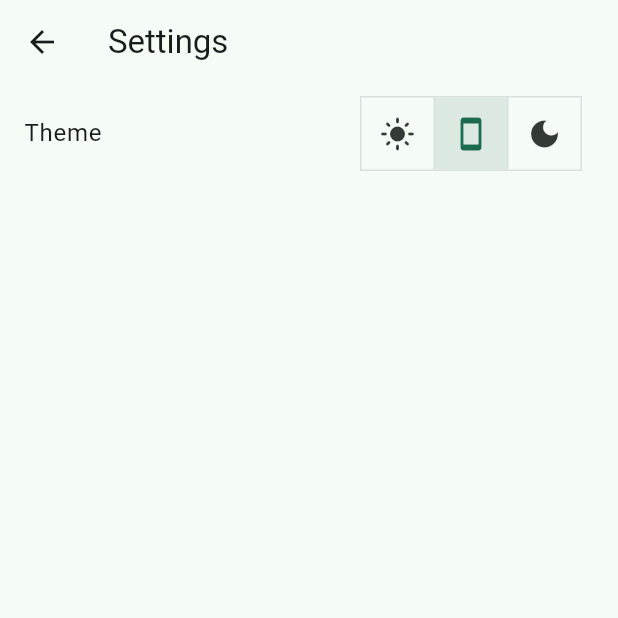
After one commit to ValentinVignal/padelistas, a Flutter app: the SettingsScreen screen opened by its route, on a phone screen of 412 x 824 dp, the top half of it. The commit adds this screen. Run offline on Flutter 3.47's test engine with Material 2 defaults, Android fonts, the phone set to English and light mode, and no system bars; our stand-ins replace cloud_firestore, firebase_core, flutter_riverpod, freezed_annotation, go_router, isar and 1 more; accounts and stored records are empty; generated files the repository leaves out were written again; statements that could not run were skipped.

Commit message:
:sparkles: Settings page

```diff
--- a/lib/screens/home/home.dart
+++ b/lib/screens/home/home.dart
@@ -1,7 +1,9 @@
 import 'package:flutter/material.dart';
 import 'package:padelistas/router/routes.dart';
 
-import '../../widgets/theme_switch.dart';
+enum _HomeOptions {
+  settings,
+}
 
 class Home extends StatelessWidget {
   const Home({super.key});
@@ -11,7 +13,30 @@ class Home extends StatelessWidget {
     return Scaffold(
       appBar: AppBar(
         title: const Text('Padelistas'),
-        actions: const [ThemeSwitch()],
+        actions: [
+          PopupMenuButton(
+            onSelected: (value) {
+              switch (value) {
+                case _HomeOptions.settings:
+                  const SettingsRoute().go(context);
+                  break;
+              }
+            },
+            itemBuilder: (context) {
+              return [
+                const PopupMenuItem(
+                  value: _HomeOptions.settings,
+                  child: ListTile(
+                    leading: Icon(
+                      Icons.settings,
+                    ),
+                    title: Text('Settings'),
+                  ),
+                ),
+              ];
+            },
+          )
+        ],
       ),
       body: Center(
         child: Column(
--- /dev/null
+++ b/lib/screens/settings/settings_screen.dart
@@ -0,0 +1,29 @@
+import 'package:flutter/material.dart';
+import 'package:padelistas/widgets/theme_switch.dart';
+
+class SettingsScreen extends StatelessWidget {
+  const SettingsScreen({super.key});
+
+  @override
+  Widget build(BuildContext context) {
+    return Scaffold(
+      appBar: AppBar(
+        title: const Text('Settings'),
+      ),
+      body: ListView(
+        children: const [
+          ListTile(
+            title: Row(
+              children: [
+                Expanded(
+                  child: Text('Theme'),
+                ),
+                ThemeSwitch()
+              ],
+            ),
+          ),
+        ],
+      ),
+    );
+  }
+}
```
Also changed, not shown: lib/router/routes.dart (+11 -0 lines), lib/router/routes.g.dart, 1 other file.
